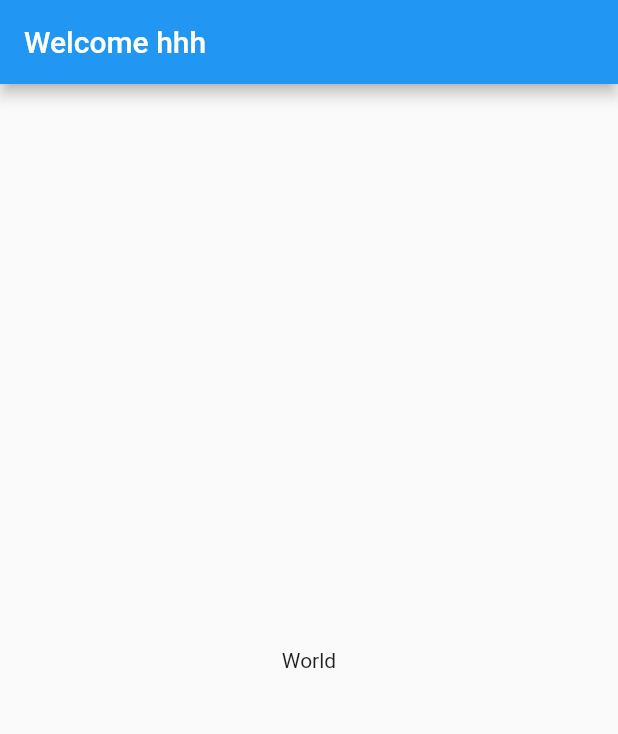
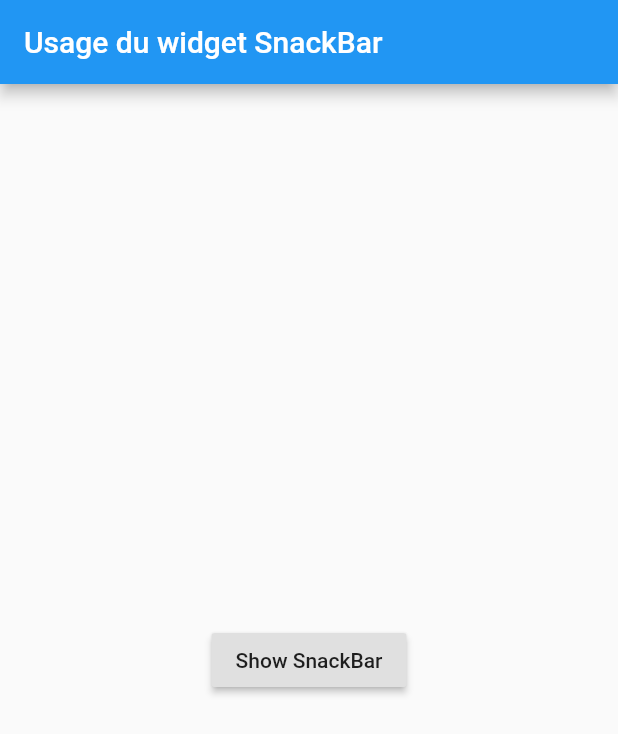
Before and after one commit to armelo483/skyFlutterDartLearning, a Flutter app: the screen it shows after launch, on a phone screen of 412 x 824 dp. Shown: the top 734 px of the screen. Run offline on Flutter 3.47's test engine with Material 2 defaults, Android fonts, the phone set to English and light mode, and no system bars.

Commit message:
_snackBarWidgets_08-03-2020

```diff
--- a/lib/main.dart
+++ b/lib/main.dart
@@ -1,24 +1,45 @@
-// Copyright 2018 The Flutter team. All rights reserved.
-// Use of this source code is governed by a BSD-style license that can be
-// found in the LICENSE file.
-
 import 'package:flutter/material.dart';
 
-void main() => runApp(MyApp());
+void main() => runApp(SkyAppStatelessWidget());
 
-class MyApp extends StatelessWidget {
+class SkyAppStatelessWidget extends StatelessWidget {
   @override
   Widget build(BuildContext context) {
     return MaterialApp(
-      title: 'Sky App',
+      title: 'Usage du snackBar',
       home: Scaffold(
         appBar: AppBar(
-          title: Text('Welcome hhh'),
+          title: Text('Usage du widget SnackBar'),
         ),
-        body: Center(
-          child: Text('World'),
-        ),
+        body: SnackBarPage(),
       ),
     );
   }
 }
+
+class SnackBarPage extends StatelessWidget {
+  @override
+  Widget build(BuildContext context) {
+    return Center(
+      child: RaisedButton(
+        onPressed: () {
+          final snackBar = SnackBar(
+            content: Text('SnackBar equivalent de modale'),
+            action: SnackBarAction(
+              label: 'Undo',
+              onPressed: () {
+                // Some code to undo the change.
+              },
+            ),
+          );
+
+          // Find the Scaffold in the widget tree and use
+          // it to show a SnackBar.
+          //Equivalent de document.getElementById() en JS mais juste pour les snackBar
+          Scaffold.of(context).showSnackBar(snackBar);
+        },
+        child: Text('Show SnackBar'),
+      ),
+    );
+  }
+}
```
Also changed, not shown: 1 other file.
